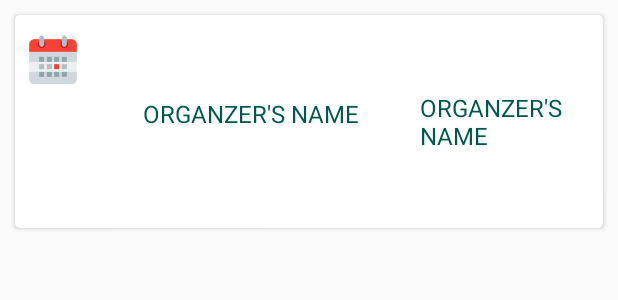
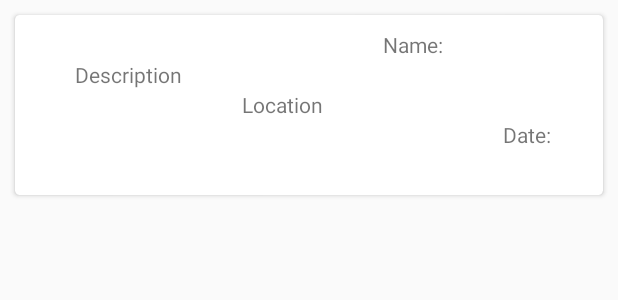
Before and after one commit to dipeshkoirala21/Blood-Share, an Android app: the layout user_list_item.xml on its own in the app's theme, with its tools: preview values and no code run, on a phone screen of 412 x 824 dp. Shown: the top 300 px of the screen. Run offline under Robolectric (Android 15) with nearby library versions, the phone set to English and light mode, and no system bars.

Commit message:
fixed event

```diff
--- a/app/src/main/AndroidManifest.xml
+++ b/app/src/main/AndroidManifest.xml
@@ -21,6 +21,7 @@
         android:theme="@style/AppTheme"
         tools:ignore="GoogleAppIndexingWarning"
         tools:replace="android:appComponentFactory">
+        <activity android:name=".AboutActivity"></activity>
         <activity android:name=".EventsActivity" />
         <activity android:name=".ProfileActivity" />
         <activity
--- a/app/src/main/java/anmol/com/shareblood/MainActivity.java
+++ b/app/src/main/java/anmol/com/shareblood/MainActivity.java
@@ -128,6 +128,11 @@ public class MainActivity extends AppCompatActivity {
             Intent intent = new Intent(MainActivity.this,EventsActivity.class);
             startActivity(intent);
         }
+        else if (id == R.id.action_about){
+            Intent intent = new Intent(MainActivity.this,AboutActivity.class);
+            startActivity(intent);
+        }
+
 
         return super.onOptionsItemSelected(item);
     }
--- a/app/src/main/java/anmol/com/shareblood/Models/User.java
+++ b/app/src/main/java/anmol/com/shareblood/Models/User.java
@@ -9,8 +9,8 @@ public class User
     String userName;
     String userDonations;
 
-    public User() {
-    }
+//    public User(String name, String description, String location, String date, String contact, String time) {
+//    }
 
     public User(String userName, String userDonations) {
         this.userName = userName;
--- a/app/src/main/java/anmol/com/shareblood/ProfileActivity.java
+++ b/app/src/main/java/anmol/com/shareblood/ProfileActivity.java
@@ -51,7 +51,7 @@ public class ProfileActivity extends AppCompatActivity {
         super.onCreate(savedInstanceState);
         setContentView(R.layout.activity_profile);
 
-        userName =findViewById(R.id.userName);
+      //  userName =findViewById(R.id.userName);
 
         profileImage = findViewById(R.id.userProfileImage);
         navUserName = findViewById(R.id.userName);
--- a/app/src/main/res/layout/user_list_item.xml
+++ b/app/src/main/res/layout/user_list_item.xml
@@ -1,56 +1,70 @@
 <?xml version="1.0" encoding="utf-8"?>
 <android.support.v7.widget.CardView xmlns:android="http://schemas.android.com/apk/res/android"
     android:layout_width="match_parent"
-    android:layout_height="wrap_content"
+    android:layout_height="120dp"
     xmlns:app="http://schemas.android.com/apk/res-auto"
     app:cardCornerRadius="3dp"
     app:cardElevation="2dp"
     android:layout_marginStart="10dp"
     android:layout_marginTop="10dp"
-        android:layout_marginEnd="10dp">
+    android:layout_marginEnd="10dp"
+    android:id="@+id/cardView">
         <LinearLayout
-            android:layout_width="match_parent"
-            android:layout_height="wrap_content"
-            android:orientation="horizontal"
-            android:layout_margin="5dp">
-            <ImageView
-                android:layout_width="40dp"
-                android:layout_height="50dp"
-                android:src="@drawable/ic_events"/>
+            android:layout_width="wrap_content"
+            android:layout_height="wrap_content">
 
         <TextView
-                android:id="@+id/description"
+            android:id="@+id/textViewDescription"
             android:layout_width="wrap_content"
-                android:layout_height="32dp"
-                android:layout_below="@+id/name"
-                android:layout_gravity="center"
+            android:layout_height="wrap_content"
             android:layout_marginStart="40dp"
             android:layout_marginLeft="40dp"
-                android:text="Organzer's Name"
-                android:textAllCaps="true"
-                android:textColor="@color/colorPrimaryDark"
-                android:textSize="16sp" />
+            android:layout_marginTop="30dp"
+            android:text="Description"
+             />
+        <TextView
+            android:id="@+id/textViewLocation"
+            android:layout_width="wrap_content"
+            android:layout_height="wrap_content"
+            android:layout_marginStart="40dp"
+            android:layout_marginLeft="40dp"
+            android:layout_marginTop="50dp"
+            android:text="Location"
+            />
+
+
 
     <TextView
+        android:id="@+id/textViewName"
         android:layout_width="wrap_content"
         android:layout_height="wrap_content"
-                android:text="Organzer's Name"
-                android:id="@+id/name"
-                android:textSize="16sp"
-                android:textAllCaps="true"
-                android:textColor="@color/colorPrimaryDark"
-                android:layout_gravity="center"
-                android:layout_marginStart="40dp"
-                android:layout_marginLeft="40dp" />
+        android:layout_marginLeft="40dp"
+        android:layout_marginTop="10dp"
+        android:text="Name:" />
 
     <TextView
+        android:id="@+id/textViewDate"
         android:layout_width="wrap_content"
         android:layout_height="wrap_content"
-                android:text=" Society"
-                android:id="@+id/userDonations"
-                android:layout_gravity="center"
-                android:layout_marginStart="40dp"
-                android:layout_marginLeft="40dp" />
+        android:layout_marginLeft="40dp"
+        android:layout_marginTop="70dp"
+        android:text="Date:" />
+
+    <TextView
+        android:id="@+id/textViewTime"
+        android:layout_width="wrap_content"
+        android:layout_height="wrap_content"
+        android:layout_marginLeft="200dp"
+        android:layout_marginTop="70dp"
+        android:text="Time:" />
+
+    <TextView
+        android:id="@+id/textViewContact"
+        android:layout_width="wrap_content"
+        android:layout_height="wrap_content"
+        android:layout_marginLeft="40dp"
+        android:layout_marginTop="90dp"
+        android:text="Contact:" />
         </LinearLayout>
 
 </android.support.v7.widget.CardView>
--- a/app/src/main/res/menu/menu_main.xml
+++ b/app/src/main/res/menu/menu_main.xml
@@ -17,6 +17,11 @@
         android:orderInCategory="100"
         android:title="@string/feedback"
         app:showAsAction="never" />
+    <item
+        android:id="@+id/action_about"
+        android:orderInCategory="100"
+        android:title="@string/about"
+        app:showAsAction="never" />
 
     <item
         android:id="@+id/action_settings"
--- a/app/src/main/res/values/strings.xml
+++ b/app/src/main/res/values/strings.xml
@@ -34,4 +34,5 @@
     <string name="feedback">Feedback</string>
     <string name="create_events">Create Events</string>
     <string name="organizer">Organizer</string>
+    <string name="about">About</string>
 </resources>
```
Also changed, not shown: app/src/main/java/anmol/com/shareblood/Adapters/EventRecyclerAdapter.java (+53 -11 lines), app/src/main/java/anmol/com/shareblood/EventsActivity.java (+6 -3 lines), app/src/main/java/anmol/com/shareblood/Fragments/ThirdFragment.java (+9 -7 lines), app/src/main/java/anmol/com/shareblood/Models/Event.java (+12 -7 lines), app/src/main/res/layout/activity_events.xml (+14 -4 lines). Lines whose indentation alone changed are shown as unchanged.
